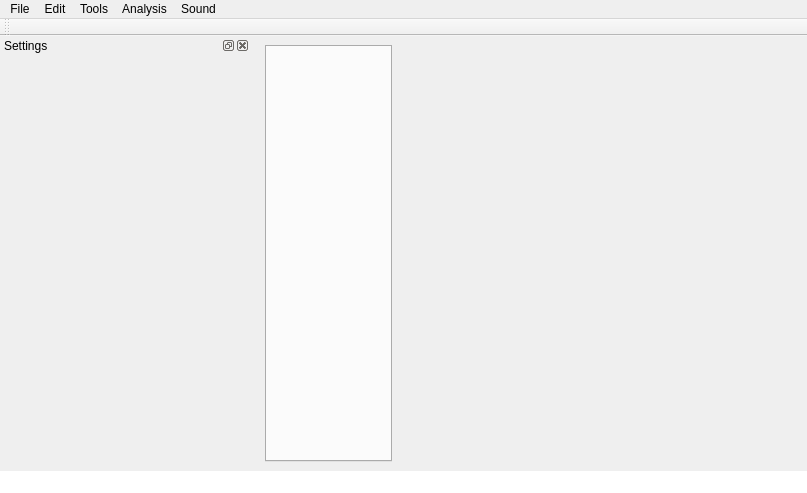
The window that Graphic_Interface/UI_Files/MainWindow.ui (ECMora/SoundLab) describes before a commit, drawn with Qt 5.
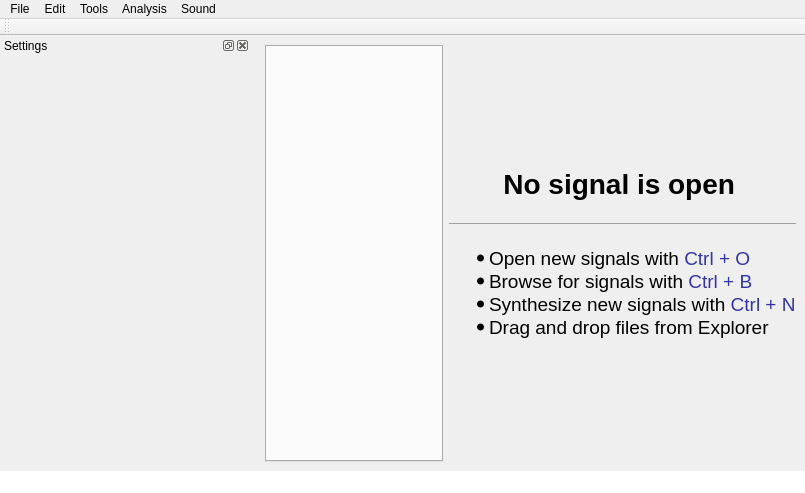
The same window after the commit. Icons and pictures are not drawn. Custom widgets are drawn as their Qt base class.

The edit to the form file:
```diff
--- a/Graphic_Interface/UI_Files/MainWindow.ui
+++ b/Graphic_Interface/UI_Files/MainWindow.ui
@@ -63,19 +63,21 @@
       </property>
       <property name="minimumSize">
        <size>
-        <width>400</width>
-        <height>300</height>
+        <width>0</width>
+        <height>0</height>
        </size>
       </property>
       <property name="maximumSize">
        <size>
         <width>400</width>
-        <height>300</height>
+        <height>500</height>
        </size>
       </property>
       <property name="font">
        <font>
-        <pointsize>12</pointsize>
+        <family>MS Sans Serif</family>
+        <pointsize>14</pointsize>
+        <underline>false</underline>
        </font>
       </property>
       <property name="cursor">
@@ -88,7 +90,13 @@
        <number>0</number>
       </property>
       <property name="text">
-       <string/>
+       <string>&lt;div&gt;&lt;h2 align='left'&gt; &amp;nbsp;&amp;nbsp;&amp;nbsp;&amp;nbsp;&amp;nbsp;&amp;nbsp;
+No signal is open&lt;/h2&gt;&lt;hr&gt;
+&lt;ul align='left'&gt;
+&lt;li&gt;Open new signals with&lt;font color='#3333AA'&gt; Ctrl + O&lt;/font&gt;&lt;/li&gt;
+&lt;li&gt;Browse for signals with&lt;font color='#3333AA'&gt; Ctrl + B&lt;/font&gt;&lt;/li&gt;
+&lt;li&gt;Synthesize new signals with&lt;font color='#3333AA'&gt; Ctrl + N&lt;/font&gt;&lt;/li&gt;
+&lt;li&gt;Drag and drop files from Explorer&lt;/li&gt;&lt;/ul&gt;&lt;/div&gt;</string>
       </property>
       <property name="scaledContents">
        <bool>false</bool>
```
Left out of the diff: 20 changed lines with no effect on the pictures.
